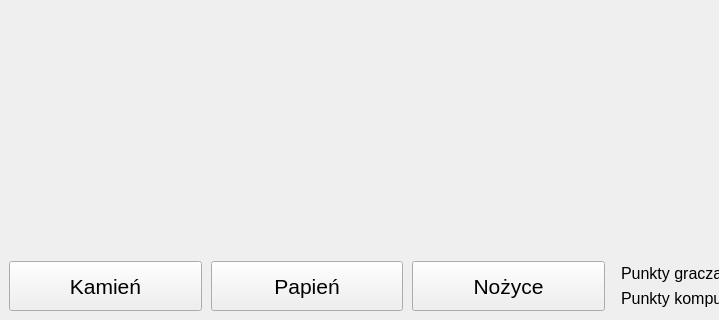
Before: the Qt Designer form MainWindow.ui in Kosmit147/RockPaperScissors, drawn with Qt 5; both pictures show x 0 to 719 and y 280 to 600 of the 800 by 600 pixel window.
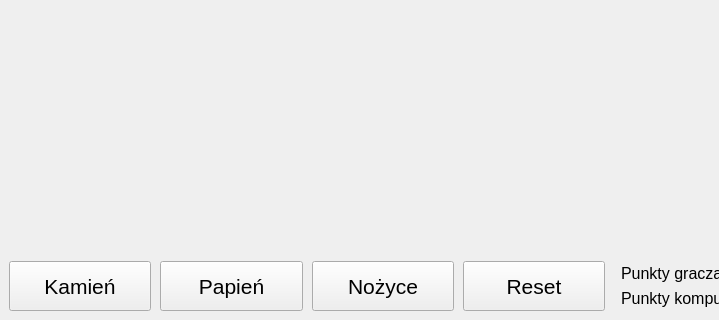
After: the same form once the commit is applied. Icons and pictures are not drawn.

```diff
--- a/MainWindow.ui
+++ b/MainWindow.ui
@@ -142,6 +142,30 @@
           </property>
          </widget>
         </item>
+        <item>
+         <widget class="QPushButton" name="buttonReset">
+          <property name="sizePolicy">
+           <sizepolicy hsizetype="Preferred" vsizetype="Expanding">
+            <horstretch>0</horstretch>
+            <verstretch>0</verstretch>
+           </sizepolicy>
+          </property>
+          <property name="maximumSize">
+           <size>
+            <width>16777215</width>
+            <height>50</height>
+           </size>
+          </property>
+          <property name="font">
+           <font>
+            <pointsize>16</pointsize>
+           </font>
+          </property>
+          <property name="text">
+           <string>Reset</string>
+          </property>
+         </widget>
+        </item>
        </layout>
       </item>
       <item>
```
